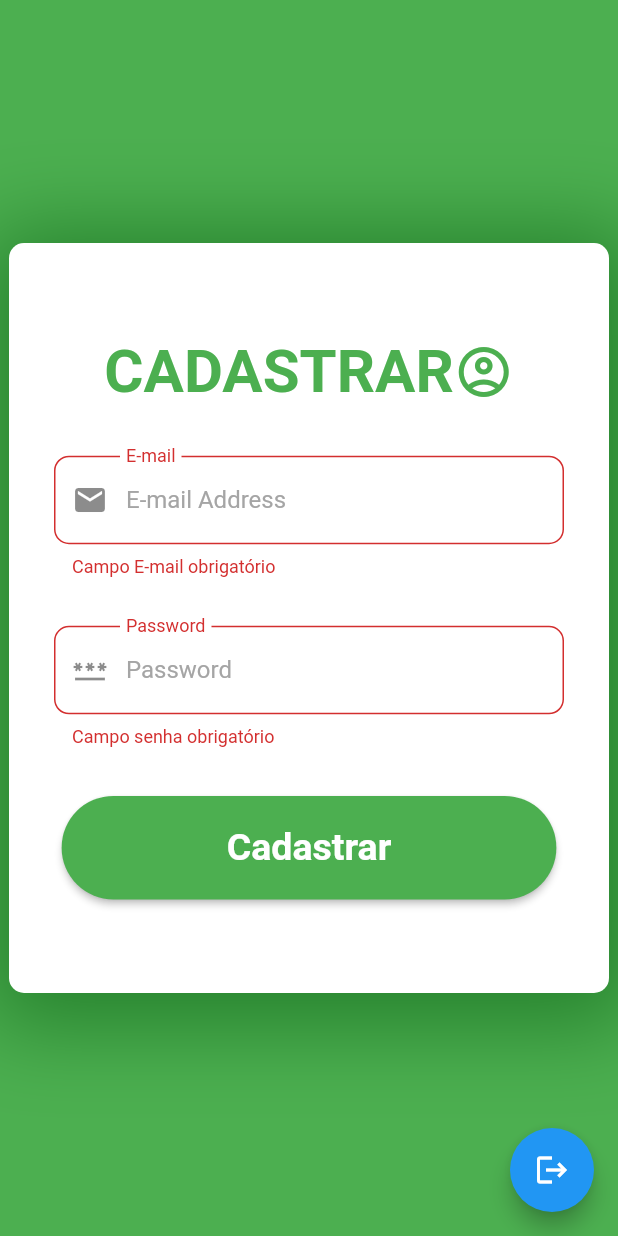
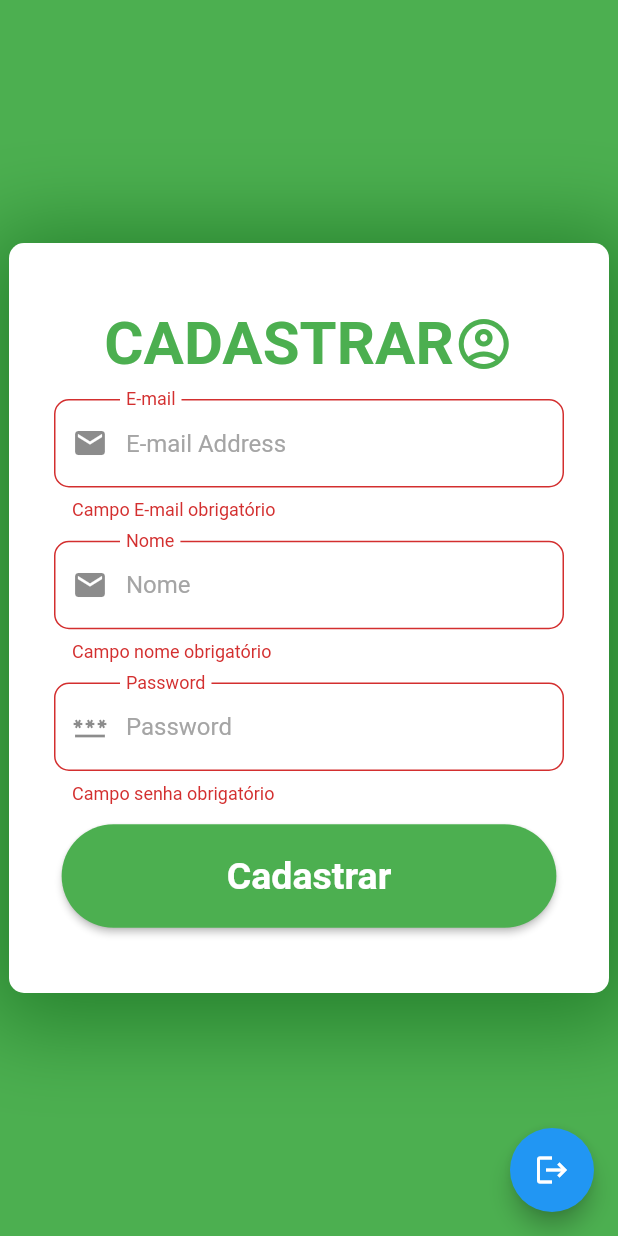
Before and after one commit to MatheusAmaros/whatsapp-clone, a Flutter app: the RegisterView screen opened by its route, after a tap on "Cadastrar", on a phone screen of 412 x 824 dp. Run offline on Flutter 3.47's test engine with Material 2 defaults, Android fonts, the phone set to English and light mode, and no system bars; our stand-ins replace cloud_firestore, firebase_auth; accounts and stored records are empty.

Commit message:
alteração do cadastro

```diff
--- /dev/null
+++ b/lib/model/usuario.model.dart
@@ -0,0 +1,13 @@
+class UsuarioModel {
+  String? id;
+  String? nome;
+  String? email;
+
+  UsuarioModel(this.id, this.nome, this.email);
+
+  UsuarioModel.fromMap(Map<String, dynamic> map) {
+    nome = map['nome'];
+    email = map['email'];
+    id = map['id'];
+  }
+}
--- a/lib/view/chatItem.view.dart
+++ b/lib/view/chatItem.view.dart
@@ -14,7 +14,7 @@ class ChatItem extends StatelessWidget {
       child: Container(
           padding: const EdgeInsets.all(10),
           decoration: BoxDecoration(
-            borderRadius: BorderRadius.circular(10),
+            borderRadius: BorderRadius.only(topLeft: Radius.circular(10),bottomLeft: Radius.circular(10),topRight: Radius.circular(10)),
             color: cor,
           ),
           margin: const EdgeInsets.fromLTRB(13, 7, 21, 7),
--- a/lib/view/register.view.dart
+++ b/lib/view/register.view.dart
@@ -1,21 +1,29 @@
+import 'package:cloud_firestore/cloud_firestore.dart';
 import 'package:firebase_auth/firebase_auth.dart';
 import 'package:flutter/material.dart';
 
 class RegisterView extends StatelessWidget {
+  final firestore = FirebaseFirestore.instance;
   var formKey = GlobalKey<FormState>();
   final FirebaseAuth auth = FirebaseAuth.instance;
 
   String email = '';
   String senha = '';
+  String nome  = '';
 
   void save() async {
     if (formKey.currentState!.validate()) {
       formKey.currentState!.save();
-      print(email);
       var result = await auth.createUserWithEmailAndPassword(
           email: email, password: senha);
       //var result =
       //  await auth.signInWithEmailAndPassword(email: email, password: senha);
+      await firestore.collection('usuarios').add({
+
+        "email": result.user!.email,
+        "id": result.user!.uid,
+        "nome": nome,
+      });
     }
   }
 
@@ -85,6 +93,26 @@ class RegisterView extends StatelessWidget {
                     ),
                     TextFormField(
                       decoration: InputDecoration(
+                          hintText: "Nome",
+                          hintStyle: TextStyle(
+                              color: Color.fromARGB(255, 165, 165, 165)),
+                          labelText: "Nome",
+                          floatingLabelBehavior: FloatingLabelBehavior.always,
+                          border: OutlineInputBorder(
+                              borderRadius: BorderRadius.circular(10),
+                              borderSide: BorderSide(color: Colors.red)),
+                          focusedBorder: OutlineInputBorder(
+                              borderRadius: BorderRadius.circular(20),
+                              borderSide: BorderSide(color: Colors.green)),
+                          prefixIcon: Icon(Icons.email)),
+                      onSaved: (value) => nome = value!,
+                      validator: (value) {
+                        if (value!.isEmpty) return "Campo nome obrigatório";
+                        return null;
+                      },
+                    ),
+                    TextFormField(
+                      decoration: InputDecoration(
                           hintText: "Password",
                           hintStyle: TextStyle(
                               color: Color.fromARGB(255, 165, 165, 165)),
```
Also changed, not shown: lib/view/chat.view.dart (+5 -3 lines), lib/view/mensagem.view.dart (+13 -5 lines), lib/view/mensagemItem.view.dart (+7 -6 lines), pubspec.lock, 1 other file.
